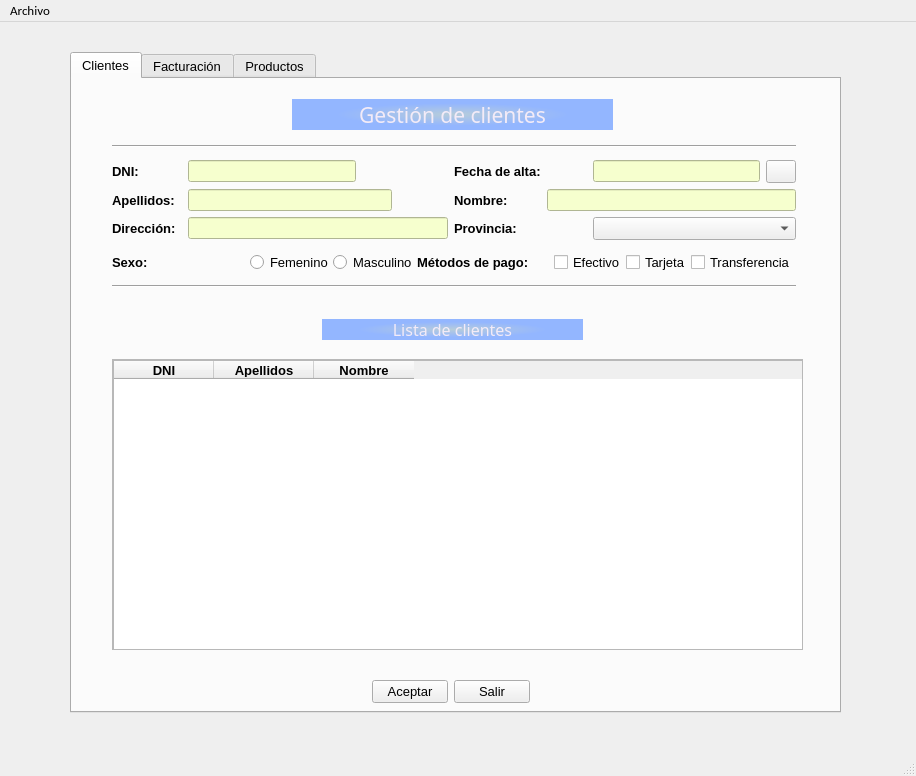
cegola/GOMEZLANGE, file ventana.ui: the form before one commit.
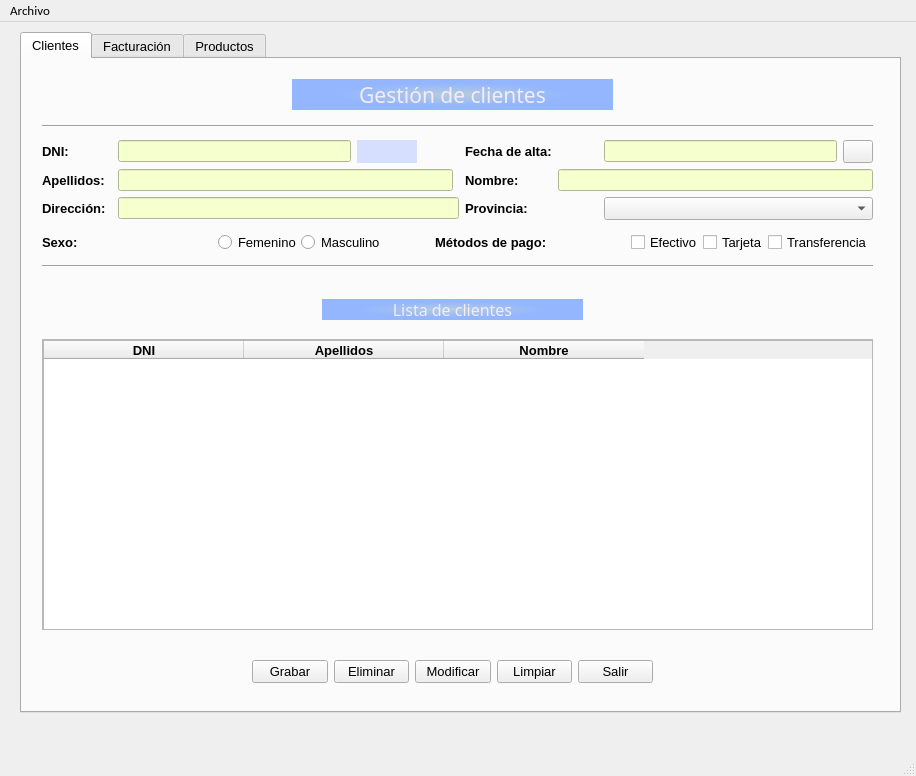
The form after the commit. Icons and pictures are not drawn.

The edit to the form file:
```diff
--- a/ventana.ui
+++ b/ventana.ui
@@ -43,10 +43,10 @@
    <widget class="QTabWidget" name="tabWidget">
     <property name="geometry">
      <rect>
-      <x>70</x>
-      <y>30</y>
-      <width>771</width>
-      <height>661</height>
+      <x>20</x>
+      <y>10</y>
+      <width>881</width>
+      <height>681</height>
      </rect>
     </property>
     <property name="currentIndex">
@@ -59,9 +59,9 @@
      <widget class="QWidget" name="layoutWidget">
       <property name="geometry">
        <rect>
-        <x>300</x>
+        <x>230</x>
         <y>600</y>
-        <width>158</width>
+        <width>401</width>
         <height>26</height>
        </rect>
       </property>
@@ -69,7 +69,28 @@
        <item>
         <widget class="QPushButton" name="btn_aceptar">
          <property name="text">
-          <string>Aceptar</string>
+          <string>Grabar</string>
+         </property>
+        </widget>
+       </item>
+       <item>
+        <widget class="QPushButton" name="btnBajaCli">
+         <property name="text">
+          <string>Eliminar</string>
+         </property>
+        </widget>
+       </item>
+       <item>
+        <widget class="QPushButton" name="btnModCli">
+         <property name="text">
+          <string>Modificar</string>
+         </property>
+        </widget>
+       </item>
+       <item>
+        <widget class="QPushButton" name="btnLimpiarCli">
+         <property name="text">
+          <string>Limpiar</string>
          </property>
         </widget>
        </item>
@@ -85,9 +106,9 @@
      <widget class="QScrollArea" name="scrollArea">
       <property name="geometry">
        <rect>
-        <x>40</x>
+        <x>20</x>
         <y>280</y>
-        <width>691</width>
+        <width>831</width>
         <height>291</height>
        </rect>
       </property>
@@ -99,7 +120,7 @@
         <rect>
          <x>0</x>
          <y>0</y>
-         <width>689</width>
+         <width>829</width>
          <height>289</height>
         </rect>
        </property>
@@ -108,10 +129,13 @@
          <rect>
           <x>0</x>
           <y>0</y>
-          <width>691</width>
+          <width>831</width>
           <height>291</height>
          </rect>
         </property>
+        <attribute name="horizontalHeaderDefaultSectionSize">
+         <number>200</number>
+        </attribute>
         <column>
          <property name="text">
           <string>DNI</string>
@@ -160,7 +184,7 @@
      <widget class="QLabel" name="lbl_ges_clientes">
       <property name="geometry">
        <rect>
-        <x>220</x>
+        <x>270</x>
         <y>20</y>
         <width>321</width>
         <height>31</height>
@@ -188,7 +212,7 @@
      <widget class="QLabel" name="lbl_ges_clientes_2">
       <property name="geometry">
        <rect>
-        <x>250</x>
+        <x>300</x>
         <y>240</y>
         <width>261</width>
         <height>21</height>
@@ -216,9 +240,9 @@
      <widget class="QWidget" name="layoutWidget_2">
       <property name="geometry">
        <rect>
-        <x>40</x>
+        <x>20</x>
         <y>60</y>
-        <width>684</width>
+        <width>831</width>
         <height>156</height>
        </rect>
       </property>
@@ -232,69 +256,7 @@
        </item>
        <item>
         <layout class="QGridLayout" name="gridLayout">
-         <item row="4" column="6" colspan="2">
-          <widget class="QComboBox" name="cmbProvincia">
-           <property name="minimumSize">
-            <size>
-             <width>150</width>
-             <height>0</height>
-            </size>
-           </property>
-          </widget>
-         </item>
-         <item row="3" column="3">
-          <spacer name="horizontalSpacer">
-           <property name="orientation">
-            <enum>Qt::Horizontal</enum>
-           </property>
-           <property name="sizeType">
-            <enum>QSizePolicy::Minimum</enum>
-           </property>
-           <property name="sizeHint" stdset="0">
-            <size>
-             <width>50</width>
-             <height>20</height>
-            </size>
-           </property>
-          </spacer>
-         </item>
-         <item row="3" column="4">
-          <widget class="QLabel" name="lblNombre">
-           <property name="font">
-            <font>
-             <family>MS Shell Dlg 2</family>
-             <pointsize>10</pointsize>
-             <weight>75</weight>
-             <bold>true</bold>
-            </font>
-           </property>
-           <property name="text">
-            <string>Nombre:</string>
-           </property>
-          </widget>
-         </item>
-         <item row="0" column="2">
-          <widget class="QLabel" name="lblValidar">
-           <property name="minimumSize">
-            <size>
-             <width>30</width>
-             <height>0</height>
-            </size>
-           </property>
-           <property name="font">
-            <font>
-             <family>Comic Sans MS</family>
-             <pointsize>11</pointsize>
-             <weight>75</weight>
-             <bold>true</bold>
-            </font>
-           </property>
-           <property name="text">
-            <string/>
-           </property>
-          </widget>
-         </item>
-         <item row="0" column="7">
+         <item row="0" column="8">
           <widget class="QPushButton" name="btnCalendar">
            <property name="minimumSize">
             <size>
@@ -323,16 +285,80 @@
            </property>
           </widget>
          </item>
-         <item row="3" column="1" colspan="2">
-          <widget class="QLineEdit" name="editApellidos">
+         <item row="3" column="5">
+          <widget class="QLabel" name="lblNombre">
+           <property name="font">
+            <font>
+             <family>MS Shell Dlg 2</family>
+             <pointsize>10</pointsize>
+             <weight>75</weight>
+             <bold>true</bold>
+            </font>
+           </property>
+           <property name="text">
+            <string>Nombre:</string>
+           </property>
+          </widget>
+         </item>
+         <item row="0" column="3">
+          <widget class="QLabel" name="lblValidar">
            <property name="minimumSize">
             <size>
-             <width>175</width>
+             <width>30</width>
              <height>0</height>
             </size>
            </property>
-           <property name="styleSheet">
-            <string notr="true">background:rgb(246, 255, 206)</string>
+           <property name="font">
+            <font>
+             <family>Comic Sans MS</family>
+             <pointsize>11</pointsize>
+             <weight>75</weight>
+             <bold>true</bold>
+            </font>
+           </property>
+           <property name="text">
+            <string/>
+           </property>
+          </widget>
+         </item>
+         <item row="4" column="7" colspan="2">
+          <widget class="QComboBox" name="cmbProvincia">
+           <property name="minimumSize">
+            <size>
+             <width>150</width>
+             <height>0</height>
+            </size>
+           </property>
+          </widget>
+         </item>
+         <item row="4" column="6">
+          <spacer name="horizontalSpacer_2">
+           <property name="orientation">
+            <enum>Qt::Horizontal</enum>
+           </property>
+           <property name="sizeType">
+            <enum>QSizePolicy::Minimum</enum>
+           </property>
+           <property name="sizeHint" stdset="0">
+            <size>
+             <width>40</width>
+             <height>20</height>
+            </size>
+           </property>
+          </spacer>
+         </item>
+         <item row="4" column="5">
+          <widget class="QLabel" name="lblProvincia">
+           <property name="font">
+            <font>
+             <family>MS Shell Dlg 2</family>
+             <pointsize>10</pointsize>
+             <weight>75</weight>
+             <bold>true</bold>
+            </font>
+           </property>
+           <property name="text">
+            <string>Provincia:</string>
            </property>
           </widget>
          </item>
@@ -357,7 +383,7 @@
            </property>
           </widget>
          </item>
-         <item row="0" column="4">
+         <item row="0" column="5">
           <widget class="QLabel" name="lblCliAlta">
            <property name="font">
             <font>
@@ -372,6 +398,40 @@
            </property>
           </widget>
          </item>
+         <item row="3" column="0">
+          <widget class="QLabel" name="lblApellidos">
+           <property name="minimumSize">
+            <size>
+             <width>70</width>
+             <height>0</height>
+            </size>
+           </property>
+           <property name="font">
+            <font>
+             <family>MS Shell Dlg 2</family>
+             <pointsize>10</pointsize>
+             <weight>75</weight>
+             <bold>true</bold>
+            </font>
+           </property>
+           <property name="text">
+            <string>Apellidos:</string>
+           </property>
+          </widget>
+         </item>
+         <item row="3" column="1" colspan="3">
+          <widget class="QLineEdit" name="editApellidos">
+           <property name="minimumSize">
+            <size>
+             <width>175</width>
+             <height>0</height>
+            </size>
+           </property>
+           <property name="styleSheet">
+            <string notr="true">background:rgb(246, 255, 206)</string>
+           </property>
+          </widget>
+         </item>
          <item row="0" column="1">
           <widget class="QLineEdit" name="editDni">
            <property name="minimumSize">
@@ -385,18 +445,16 @@
            </property>
           </widget>
          </item>
-         <item row="4" column="4">
-          <widget class="QLabel" name="lblProvincia">
-           <property name="font">
-            <font>
-             <family>MS Shell Dlg 2</family>
-             <pointsize>10</pointsize>
-             <weight>75</weight>
-             <bold>true</bold>
-            </font>
+         <item row="4" column="1" colspan="4">
+          <widget class="QLineEdit" name="editDireccion">
+           <property name="minimumSize">
+            <size>
+             <width>175</width>
+             <height>0</height>
+            </size>
            </property>
-           <property name="text">
-            <string>Provincia:</string>
+           <property name="styleSheet">
+            <string notr="true">background:rgb(246, 255, 206)</string>
            </property>
           </widget>
          </item>
@@ -421,70 +479,7 @@
            </property>
           </widget>
          </item>
-         <item row="3" column="0">
-          <widget class="QLabel" name="lblApellidos">
-           <property name="minimumSize">
-            <size>
-             <width>70</width>
-             <height>0</height>
-            </size>
-           </property>
-           <property name="font">
-            <font>
-             <family>MS Shell Dlg 2</family>
-             <pointsize>10</pointsize>
-             <weight>75</weight>
-             <bold>true</bold>
-            </font>
-           </property>
-           <property name="text">
-            <string>Apellidos:</string>
-           </property>
-          </widget>
-         </item>
-         <item row="4" column="1" colspan="3">
-          <widget class="QLineEdit" name="editDireccion">
-           <property name="minimumSize">
-            <size>
-             <width>175</width>
-             <height>0</height>
-            </size>
-           </property>
-           <property name="styleSheet">
-            <string notr="true">background:rgb(246, 255, 206)</string>
-           </property>
-          </widget>
-         </item>
-         <item row="4" column="5">
-          <spacer name="horizontalSpacer_2">
-           <property name="orientation">
-            <enum>Qt::Horizontal</enum>
-           </property>
-           <property name="sizeType">
-            <enum>QSizePolicy::Minimum</enum>
-           </property>
-           <property name="sizeHint" stdset="0">
-            <size>
-             <width>40</width>
-             <height>20</height>
-            </size>
-           </property>
-          </spacer>
-         </item>
-         <item row="0" column="6">
-          <widget class="QLineEdit" name="editCliAlta">
-           <property name="minimumSize">
-            <size>
-             <width>150</width>
-             <height>0</height>
-            </size>
-           </property>
-           <property name="styleSheet">
-            <string notr="true">background:rgb(246, 255, 206)</string>
-           </property>
-          </widget>
-         </item>
-         <item row="3" column="5" colspan="3">
+         <item row="3" column="6" colspan="3">
           <widget class="QLineEdit" name="editNombre">
            <property name="enabled">
             <bool>true</bool>
@@ -503,6 +498,35 @@
            </property>
           </widget>
          </item>
+         <item row="0" column="7">
+          <widget class="QLineEdit" name="editCliAlta">
+           <property name="minimumSize">
+            <size>
+             <width>150</width>
+             <height>0</height>
+            </size>
+           </property>
+           <property name="styleSheet">
+            <string notr="true">background:rgb(246, 255, 206)</string>
+           </property>
+          </widget>
+         </item>
+         <item row="0" column="2">
+          <widget class="QLabel" name="lblCodCli">
+           <property name="minimumSize">
+            <size>
+             <width>60</width>
+             <height>0</height>
+            </size>
+           </property>
+           <property name="styleSheet">
+            <string notr="true">background:rgb(215, 223, 255)</string>
+           </property>
+           <property name="text">
+            <string/>
+           </property>
+          </widget>
+         </item>
         </layout>
        </item>
        <item>
@@ -553,6 +577,22 @@
              </attribute>
             </widget>
            </item>
+           <item>
+            <spacer name="horizontalSpacer_3">
+             <property name="orientation">
+              <enum>Qt::Horizontal</enum>
+             </property>
+             <property name="sizeType">
+              <enum>QSizePolicy::Minimum</enum>
+             </property>
+             <property name="sizeHint" stdset="0">
+              <size>
+               <width>50</width>
+               <height>20</height>
+              </size>
+             </property>
+            </spacer>
+           </item>
           </layout>
          </item>
          <item>
@@ -572,6 +612,22 @@
          </item>
          <item>
           <layout class="QHBoxLayout" name="horizontalLayout">
+           <item>
+            <spacer name="horizontalSpacer_4">
+             <property name="orientation">
+              <enum>Qt::Horizontal</enum>
+             </property>
+             <property name="sizeType">
+              <enum>QSizePolicy::Minimum</enum>
+             </property>
+             <property name="sizeHint" stdset="0">
+              <size>
+               <width>20</width>
+               <height>20</height>
+              </size>
+             </property>
+            </spacer>
+           </item>
            <item>
             <widget class="QCheckBox" name="chkEfectivo">
              <property name="text">
```
Left out of the diff: 18 changed lines with no effect on the pictures.
